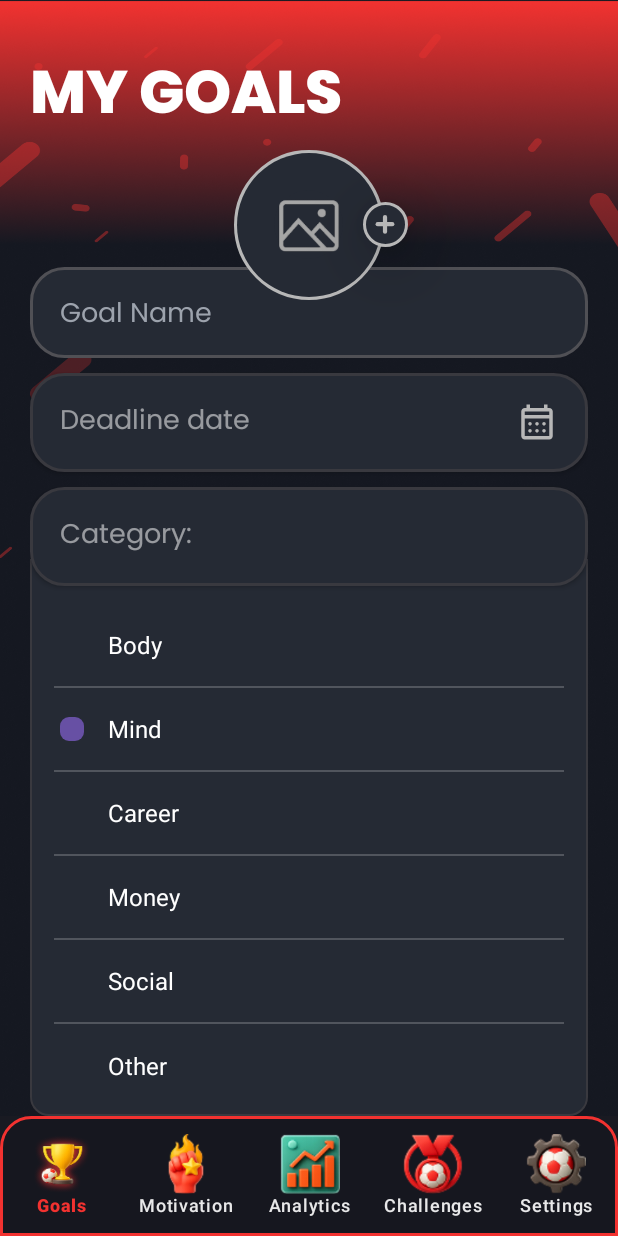
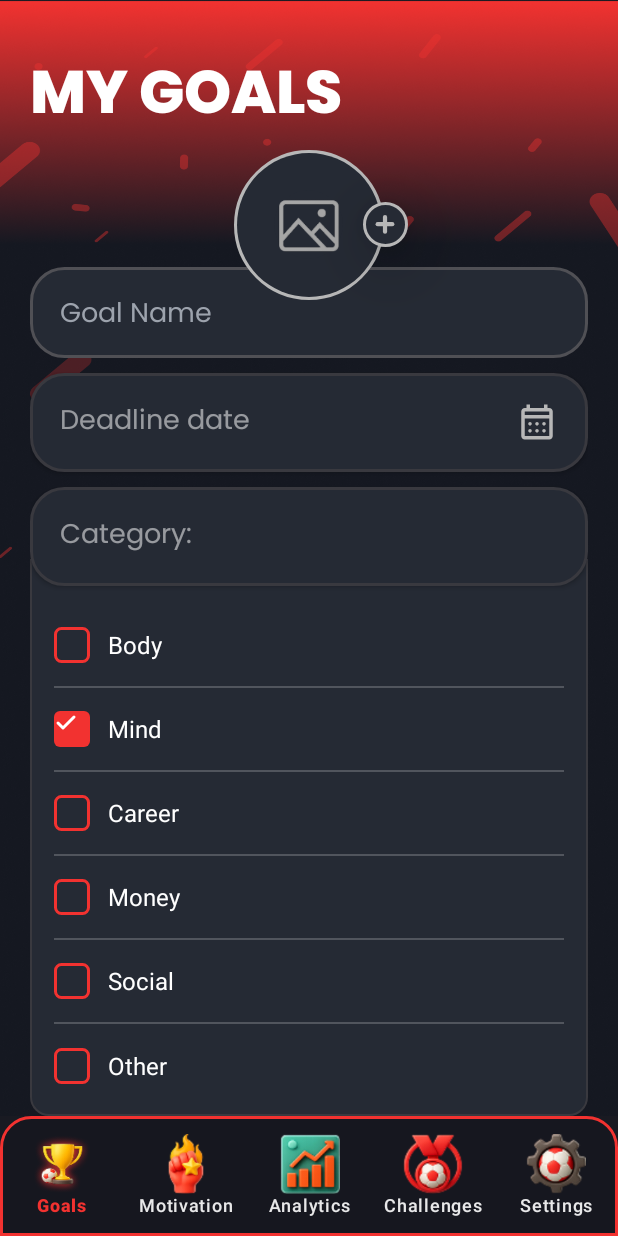
Before and after one commit to DanielMamytov/SuperGoal, an Android app: the screen it shows after launch (MainActivity), on a phone screen of 412 x 824 dp. Run offline under Robolectric (Android 15) with nearby library versions, the phone set to English and light mode, and no system bars; our stand-ins replace Dagger/Hilt's generated code.

Commit message:
Refine category selection indicator

```diff
--- a/app/src/main/java/be/buithg/supergoal/presentation/ui/CategoryAdapter.kt
+++ b/app/src/main/java/be/buithg/supergoal/presentation/ui/CategoryAdapter.kt
@@ -1,7 +1,7 @@
 import android.view.LayoutInflater
 import android.view.View
 import android.view.ViewGroup
-import android.widget.CheckBox
+import android.widget.ImageView
 import android.widget.TextView
 import androidx.recyclerview.widget.RecyclerView
 import be.buithg.supergoal.R
@@ -13,7 +13,8 @@ class CategoryAdapter(
 ) : RecyclerView.Adapter<CategoryAdapter.VH>() {
 
     inner class VH(v: View) : RecyclerView.ViewHolder(v) {
-        val cb: CheckBox = v.findViewById(R.id.cb)
+        val checkContainer: View = v.findViewById(R.id.check_container)
+        val checkIcon: ImageView = v.findViewById(R.id.check_icon)
         val tv: TextView = v.findViewById(R.id.tv)
         val divider: View = v.findViewById(R.id.divider)
     }
@@ -27,8 +28,11 @@ class CategoryAdapter(
     override fun getItemCount() = items.size
 
     override fun onBindViewHolder(h: VH, position: Int) {
+        val isSelected = position == selected
+
         h.tv.text = items[position]
-        h.cb.isChecked = (position == selected)
+        h.checkContainer.isSelected = isSelected
+        h.checkIcon.visibility = if (isSelected) View.VISIBLE else View.GONE
 
         h.divider.visibility = if (position == items.lastIndex) View.GONE else View.VISIBLE
 
--- /dev/null
+++ b/app/src/main/res/drawable/bg_category_checkbox.xml
@@ -0,0 +1,4 @@
+<selector xmlns:android="http://schemas.android.com/apk/res/android">
+    <item android:state_selected="true" android:drawable="@drawable/bg_category_checkbox_selected" />
+    <item android:drawable="@drawable/bg_category_checkbox_unselected" />
+</selector>
--- /dev/null
+++ b/app/src/main/res/drawable/bg_category_checkbox_selected.xml
@@ -0,0 +1,5 @@
+<shape xmlns:android="http://schemas.android.com/apk/res/android"
+    android:shape="rectangle">
+    <solid android:color="#F23230" />
+    <corners android:radius="4dp" />
+</shape>
--- /dev/null
+++ b/app/src/main/res/drawable/bg_category_checkbox_unselected.xml
@@ -0,0 +1,6 @@
+<shape xmlns:android="http://schemas.android.com/apk/res/android"
+    android:shape="rectangle">
+    <solid android:color="@android:color/transparent" />
+    <stroke android:width="2dp" android:color="#F23230" />
+    <corners android:radius="4dp" />
+</shape>
--- a/app/src/main/res/layout/item_category_single.xml
+++ b/app/src/main/res/layout/item_category_single.xml
@@ -10,14 +10,23 @@
         android:layout_weight="1"
         android:gravity="center_vertical">
 
-        <CheckBox
-            android:id="@+id/cb"
+        <FrameLayout
+            android:id="@+id/check_container"
             android:layout_width="24dp"
             android:layout_height="24dp"
-            android:button="@drawable/selector_check_square"
-            android:focusable="false"
-            android:clickable="false"
-            android:layout_marginEnd="12dp"/>
+            android:layout_marginEnd="12dp"
+            android:background="@drawable/bg_category_checkbox"
+            android:gravity="center">
+
+            <ImageView
+                android:id="@+id/check_icon"
+                android:layout_width="16dp"
+                android:layout_height="16dp"
+                android:src="@drawable/ic_check_white_16"
+                android:visibility="gone"
+                android:contentDescription="@null" />
+
+        </FrameLayout>
 
 
         <TextView
```
